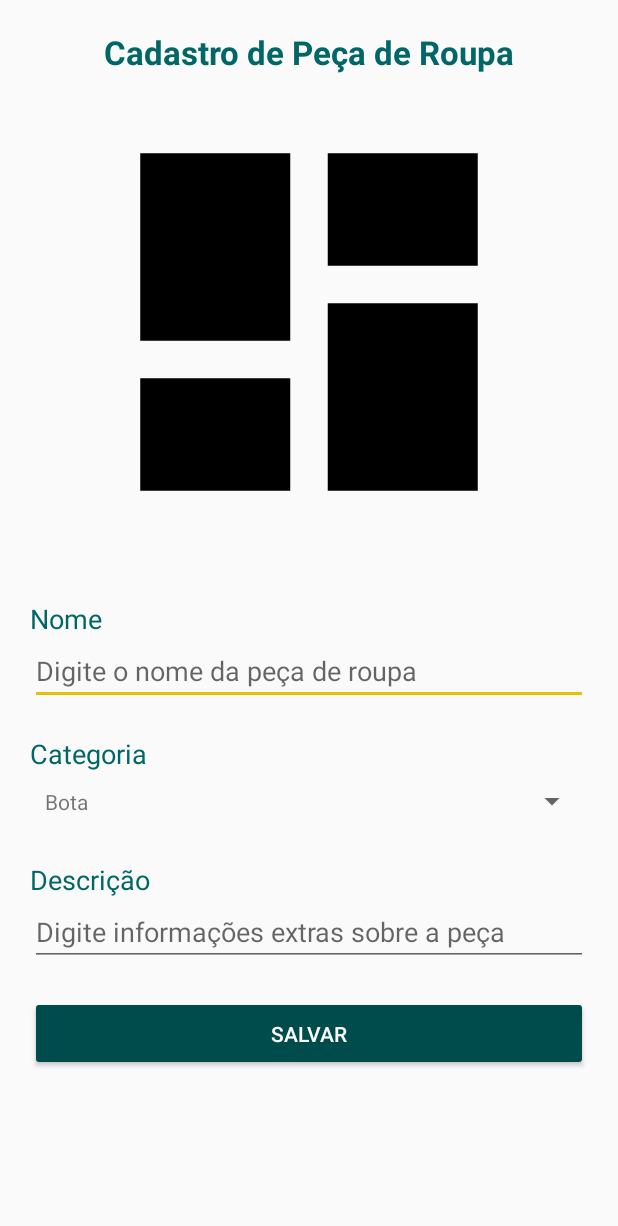
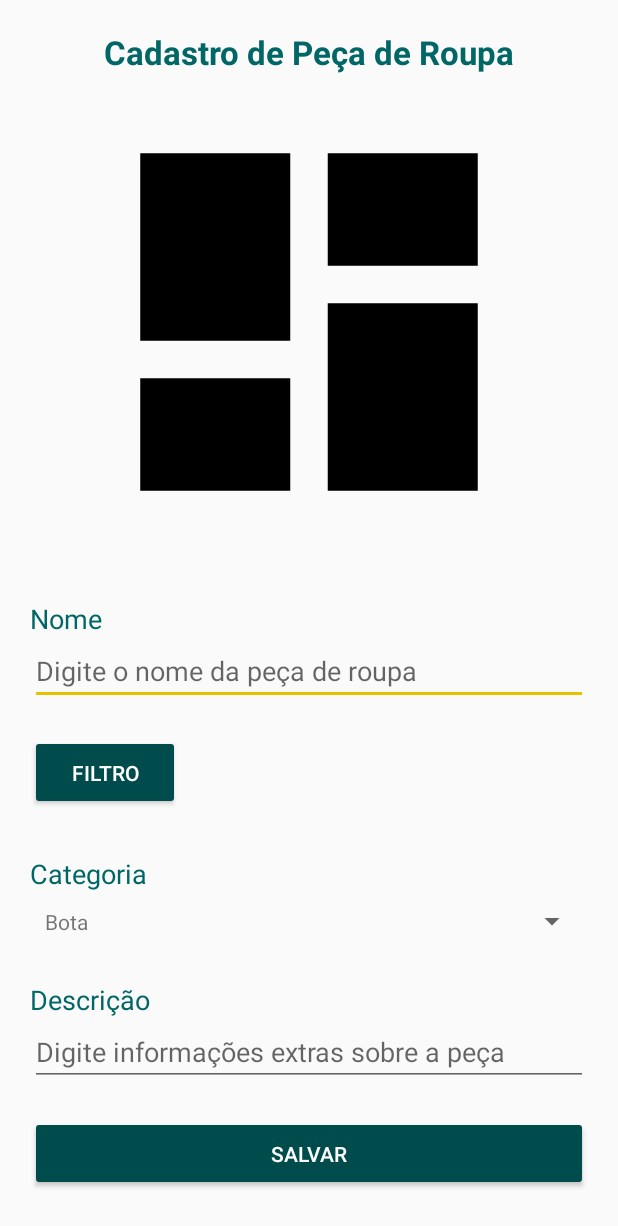
Before and after one commit to CaioV1/Bernadete, an Android app: the CadastroPeca screen opened directly, with no data from a screen before it, on a phone screen of 412 x 824 dp. Shown: the top 1226 px of the screen. Run offline under Robolectric (Android 15) with nearby library versions, the phone set to English and light mode, and no system bars; pictures from the network do not load.

Commit message:
CRUD Peca de Roupa 100%

```diff
--- a/app/src/main/java/com/digitalindividual/adapters/ClosetAdapter.kt
+++ b/app/src/main/java/com/digitalindividual/adapters/ClosetAdapter.kt
@@ -74,5 +74,4 @@ class ClosetAdapter : PagerAdapter {
 
     }
 
-
 }
--- a/app/src/main/java/com/digitalindividual/bernadete/CadastroPeca.kt
+++ b/app/src/main/java/com/digitalindividual/bernadete/CadastroPeca.kt
@@ -9,11 +9,15 @@ import android.support.v7.app.AppCompatActivity
 import android.os.Bundle
 import android.util.Log
 import android.view.View
+import android.view.ViewGroup
 import android.widget.*
 import com.digitalindividual.adapters.CategoriaAdapter
+import com.digitalindividual.adapters.FiltroAdapter
 import com.digitalindividual.dao.PecaDAO
 import com.digitalindividual.model.Categoria
+import com.digitalindividual.model.Filtro
 import com.digitalindividual.model.Peca
+import com.digitalindividual.util.DataHolder
 import org.jetbrains.anko.*
 import java.io.FileNotFoundException
 import java.io.InputStream
@@ -22,15 +26,18 @@ class CadastroPeca : AppCompatActivity() {
 
     var COD_GALLERY: Int = 1
     lateinit var imagePeca: ImageView
+    val listaFiltro = DataHolder.instance.listaFiltro
 
     override fun onCreate(savedInstanceState: Bundle?) {
         super.onCreate(savedInstanceState)
         setContentView(R.layout.cadastro_peca)
 
-//        val btnFiltro = findViewById<Button>(R.id.btn_filtro)
+        val btnFiltro = findViewById<Button>(R.id.btn_filtro)
         val btnSalvar = find<Button>(R.id.btn_salvar)
 
         val spinner = find<Spinner>(R.id.spn_categoria)
+
+        var listView = findViewById<ListView>(R.id.list_selected_filter)
 
         val txtNome = find<TextView>(R.id.txt_peca_nome)
         val txtDescricao = find<TextView>(R.id.txt_peca_descricao)
@@ -45,6 +52,45 @@ class CadastroPeca : AppCompatActivity() {
         val adapter = CategoriaAdapter(this, listaCategoria)
 
         spinner.adapter = adapter
+
+        var filtro: Filtro? = null
+
+        if(intent.getIntExtra("id", 0) != 0){
+
+            filtro = pecaDAO.obterFiltro(this, intent.getIntExtra("id", 0))
+
+            listaFiltro.add(filtro as Filtro)
+
+            var adapter = FiltroAdapter(this, listaFiltro, "Filtro")
+
+            var layout: ViewGroup.LayoutParams = listView.layoutParams
+
+//            var tamanho = layout.height
+//
+//            tamanho += 1000
+//
+//            layout.height = tamanho
+//
+            layout.height = 200 + layout.height
+
+            toast(layout.height.toString())
+
+            listView.layoutParams = layout
+
+            listView.adapter = adapter
+
+        }
+
+        btnFiltro.setOnClickListener(View.OnClickListener {
+
+            var intent = Intent(this, com.digitalindividual.bernadete.Filtro::class.java)
+
+            intent.putExtra("Dado", "Tipo")
+            intent.putExtra("id", 0)
+
+            startActivity(intent)
+
+        })
 
         val idPeca = intent.getIntExtra("idPeca", 0)
 
@@ -66,7 +112,7 @@ class CadastroPeca : AppCompatActivity() {
 
         }
 
-        toast(intent.getIntExtra("idPeca", 0).toString())
+//        toast(intent.getIntExtra("idPeca", 0).toString())
 
         btnSalvar.setOnClickListener(View.OnClickListener {
 
@@ -117,7 +163,7 @@ class CadastroPeca : AppCompatActivity() {
 
             }
 
-            startActivity(intentFor<MainActivity>())
+            startActivity(intentFor<MainActivity>("posicao" to intent.getIntExtra("posicao", 0)))
 
         })
 
--- a/app/src/main/java/com/digitalindividual/bernadete/MainFragment.kt
+++ b/app/src/main/java/com/digitalindividual/bernadete/MainFragment.kt
@@ -23,6 +23,7 @@ import org.jetbrains.anko.intentFor
 class MainFragment : Fragment() {
 
     private var idPeca: Int = 0
+    private var position: Int = 0
 
     override fun onCreateView(inflater: LayoutInflater?, container: ViewGroup?, savedInstanceState: Bundle?): View? {
 
@@ -44,6 +45,8 @@ class MainFragment : Fragment() {
         val vpAdapter: ClosetAdapter = ClosetAdapter(view.context, listaPecas)
 
         vpCloset.adapter = vpAdapter
+
+        vpCloset.setCurrentItem(activity.intent.getIntExtra("posicao", 0), true)
 
         btnAdicionar.setOnClickListener(View.OnClickListener {
 
@@ -92,6 +95,7 @@ class MainFragment : Fragment() {
             val intent = Intent(view.context, CadastroPeca::class.java)
 
             intent.putExtra("idPeca", idPeca)
+            intent.putExtra("posicao", this.position)
 
             startActivity(intent)
 
@@ -108,6 +112,8 @@ class MainFragment : Fragment() {
             override fun onPageScrolled(position: Int, positionOffset: Float, positionOffsetPixels: Int) {
 
                 idPeca = listaPecas.get(position).id
+
+                this@MainFragment.position = position
 
                 Toast.makeText(view.context, "Posição = ${position} | ID = ${idPeca} | Tamanho = ${listaPecas.size} | Nome = ${listaPecas.get(position).nome}", Toast.LENGTH_LONG).show()
 
--- a/app/src/main/java/com/digitalindividual/util/DataHolder.kt
+++ b/app/src/main/java/com/digitalindividual/util/DataHolder.kt
@@ -1,7 +1,21 @@
 package com.digitalindividual.util
+
+import com.digitalindividual.model.Filtro
+
 
 /**
  * Created by 17170077 on 24/10/2018.
  */
-class DataHolder {
+public class DataHolder private constructor(){
+
+    private object Holder { val INSTANCE = DataHolder()}
+
+    companion object {
+
+        val instance: DataHolder by lazy { Holder.INSTANCE }
+
+    }
+
+    var listaFiltro = ArrayList<Filtro>()
+
 }
--- a/app/src/main/res/layout/activity_filtro.xml
+++ b/app/src/main/res/layout/activity_filtro.xml
@@ -20,6 +20,7 @@
     <ListView
         android:layout_width="match_parent"
         android:layout_height="wrap_content"
+        android:paddingTop="50dp"
         android:id="@+id/list_filtro">
     </ListView>
 
--- a/app/src/main/res/layout/cadastro_peca.xml
+++ b/app/src/main/res/layout/cadastro_peca.xml
@@ -50,14 +50,21 @@
             android:hint="@string/hint_piece_name"
             android:id="@+id/txt_peca_nome"/>
 
-        <!--<Button-->
-            <!--android:layout_width="100dp"-->
-            <!--android:layout_height="50dp"-->
-            <!--android:layout_marginTop="20dp"-->
-            <!--android:text="@string/filter"-->
-            <!--android:textColor="@color/colorTextAlternative"-->
-            <!--android:backgroundTint="@color/colorPrimaryDark"-->
-            <!--android:id="@+id/btn_filtro"/>-->
+        <Button
+            android:layout_width="100dp"
+            android:layout_height="50dp"
+            android:layout_marginTop="20dp"
+            android:text="@string/filter"
+            android:textColor="@color/colorTextAlternative"
+            android:backgroundTint="@color/colorPrimaryDark"
+            android:id="@+id/btn_filtro"/>
+
+        <ListView
+            android:layout_width="match_parent"
+            android:layout_height="wrap_content"
+            android:layout_marginTop="10dp"
+            android:id="@+id/list_selected_filter">
+        </ListView>
 
         <TextView
             android:layout_width="match_parent"
```
Also changed, not shown: app/src/main/java/com/digitalindividual/adapters/FiltroAdapter.kt (+17 -12 lines), app/src/main/java/com/digitalindividual/bernadete/Filtro.kt (+30 -8 lines), app/src/main/java/com/digitalindividual/dao/PecaDAO.kt (+26 -2 lines), app/src/main/res/layout/list_selected_filter.xml (added, +10 -0 lines).
